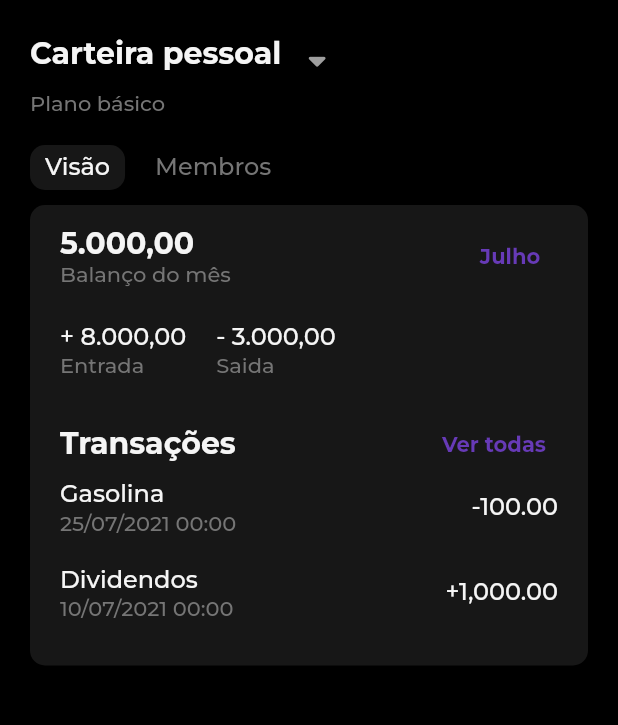
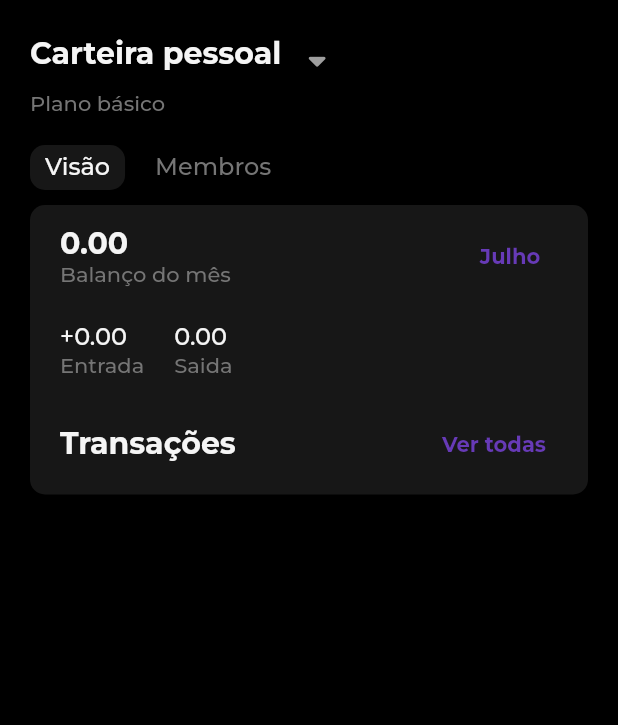
Before and after one commit to LucasPitol/waste, a Flutter app: the HomeComponent widget shown alone on an empty page, opened directly, on a phone screen of 412 x 824 dp, the part 62-787 px from its top. Run offline on Flutter 3.47's test engine with Material 2 defaults, Android fonts, the phone set to English and light mode, and no system bars; our stand-ins replace cloud_firestore, currency_text_input_formatter, firebase_core, flutter_masked_text, flutter_multi_formatter, flutter_phoenix and 7 more; accounts and stored records are empty.

Commit message:
Visualiza transações na home

```diff
--- a/meudin_app/lib/db/transaction_dao.dart
+++ b/meudin_app/lib/db/transaction_dao.dart
@@ -2,6 +2,7 @@ import 'package:cloud_firestore/cloud_firestore.dart';
 import 'package:meudin_app/models/forms/new_revenue_form.dart';
 import 'package:meudin_app/models/forms/new_waste_form.dart';
 import 'package:meudin_app/models/smart_error.dart';
+import 'package:meudin_app/models/transaction.dart';
 import 'package:meudin_app/services/smart_error_service.dart';
 import 'package:meudin_app/utils/utils.dart';
 
@@ -13,6 +14,28 @@ class TransactionDao {
 
   TransactionDao() {
     _smartErrorService = SmartErrorService();
+  }
+
+  Future<List<TransactionModel>> getTransactionsByWalletIdAndDateInterval(
+      String walletId, DateTime startDate, DateTime endDate) async {
+    List<TransactionModel> transactions = [];
+
+    var snapShot = await dbReference
+        .collection(_transactionCollectionName)
+        .where('walletId', isEqualTo: walletId)
+        .where('transactionDate', isGreaterThanOrEqualTo: startDate)
+        .where('transactionDate', isLessThanOrEqualTo: endDate)
+        .get();
+
+    for (var item in snapShot.docs) {
+      TransactionModel transaction = TransactionModel(item);
+
+      transactions.add(transaction);
+    }
+
+    transactions.sort((a, b) => b.transactionDate.compareTo(a.transactionDate));
+
+    return transactions;
   }
 
   Future<String> saveNewWaste(NewWasteForm form) async {
--- a/meudin_app/lib/main_component.dart
+++ b/meudin_app/lib/main_component.dart
@@ -13,8 +13,6 @@ class MainComponent extends StatefulWidget {
 }
 
 GlobalKey<HomeComponentState> homeComponentGlobalKey = GlobalKey();
-// GlobalKey<SpendsComponentState> spendsComponentGlobalKey = GlobalKey();
-// GlobalKey<ProfitsComponentState> profitsComponentGlobalKey = GlobalKey();
 // GlobalKey<OverviewComponentState> overviewComponentGlobalKey = GlobalKey();
 
 class _MainComponentState extends State<MainComponent> {
--- /dev/null
+++ b/meudin_app/lib/models/transaction.dart
@@ -0,0 +1,31 @@
+import 'package:cloud_firestore/cloud_firestore.dart';
+
+import 'abstract_model.dart';
+
+class TransactionModel extends AbstractModel {
+  late double amount;
+  late String? categoryId;
+  late String reason;
+  late DateTime transactionDate;
+  late String type;
+  late String userId;
+  late String walletId;
+
+  TransactionModel(DocumentSnapshot doc) {
+    Map<String, dynamic> objMapp = doc.data() as Map<String, dynamic>;
+
+    Timestamp creationDateTimestamp = objMapp['creationDate'];
+    Timestamp transactionDateTimestamp = objMapp['transactionDate'];
+
+    id = doc.id;
+    amount = double.parse(objMapp['amount'].toString());
+
+    categoryId = objMapp['categoryId'];
+    reason = objMapp['reason'];
+    type = objMapp['type'];
+    userId = objMapp['userId'];
+    walletId = objMapp['walletId'];
+    transactionDate = transactionDateTimestamp.toDate();
+    creationDate = creationDateTimestamp.toDate();
+  }
+}
--- a/meudin_app/lib/pages/home/home_component.dart
+++ b/meudin_app/lib/pages/home/home_component.dart
@@ -1,9 +1,11 @@
 import 'package:font_awesome_flutter/font_awesome_flutter.dart';
+import 'package:meudin_app/models/dtos/response_dto.dart';
 import 'package:meudin_app/models/dtos/tab_selector_dto.dart';
 import 'package:meudin_app/models/dtos/transaction_dto.dart';
 import 'package:meudin_app/models/wallet.dart';
 import 'package:meudin_app/pages/shared/info_bottom_sheet_widget.dart';
 import 'package:meudin_app/pages/shared/loading_widget.dart';
+import 'package:meudin_app/services/transaction_service.dart';
 import 'package:meudin_app/services/user_service.dart';
 import 'package:meudin_app/utils/constants.dart';
 import 'package:meudin_app/utils/styles.dart';
@@ -29,15 +31,23 @@ class HomeComponentState extends State<HomeComponent> {
   User? _user;
   late Wallet _currentWallet;
   late UserService _userService;
+  late TransactionService _transactionService;
+
+  double _monthRevenue = 0.0;
+  double _monthSpends = 0.0;
+  double _monthBalance = 0.0;
 
   late bool _loading;
   late List<TabSelector> _tabs;
   late int _tabSelected;
   late List<TransactionDto> transactionDtoList;
   late List<TransactionDto> _twoFirstTransactionDtoList;
+  late DateTime startDate;
+  late DateTime endDate;
 
   HomeComponentState() {
     _user = UserService.currentUser;
+    _transactionService = TransactionService();
     _currentWallet = _user!.walletList
         .singleWhere((element) => element.id == _user!.currentWalletId);
     _userService = UserService();
@@ -52,14 +62,30 @@ class HomeComponentState extends State<HomeComponent> {
   void initState() {
     super.initState();
     updateAppBar();
+    _fillStandardDate();
     _fillTabOptions();
     updatePageData();
   }
 
+  _fillStandardDate() {
+    DateTime now = DateTime.now();
+    startDate = DateTime(now.year, now.month, 1);
+    endDate = now.add(const Duration(days: 2));
+  }
+
   updatePageData() async {
+    setState(() {
+      _loading = true;
+    });
+
     await _updateUserWallets();
 
     await _updateTransactionList();
+    // await _updateMembersList();
+
+    setState(() {
+      _loading = false;
+    });
   }
 
   _updateUserWallets() async {
@@ -75,31 +101,39 @@ class HomeComponentState extends State<HomeComponent> {
     });
   }
 
-  _updateTransactionList() {
-    transactionDtoList = [
-      TransactionDto(
-        amount: -100,
-        reason: 'Gasolina',
-        transactionDate: DateTime(2021, 07, 25),
-      ),
-      TransactionDto(
-        amount: 1000,
-        reason: 'Dividendos',
-        transactionDate: DateTime(2021, 07, 10),
-      ),
-      TransactionDto(
-        amount: 4000,
-        reason: 'Salário',
-        transactionDate: DateTime(2021, 07, 5),
-      ),
-      TransactionDto(
-        amount: -2900,
-        reason: 'Aluguel',
-        transactionDate: DateTime(2021, 07, 2),
-      ),
-    ];
+  _updateTransactionList() async {
+    String walletId = _currentWallet.id;
 
-    _twoFirstTransactionDtoList = transactionDtoList.take(2).toList();
+    ResponseDto res = await _transactionService.getTransactionDtoList(
+        walletId, startDate, endDate);
+
+    if (res.success) {
+      transactionDtoList = res.data;
+
+      double totalAmount = 0;
+      double totalRevenue = 0;
+      double totalSpend = 0;
+
+      for (var element in transactionDtoList) {
+        double amount = element.amount!;
+
+        if (amount > 0) {
+          totalRevenue = totalRevenue + amount;
+        } else {
+          totalSpend = totalSpend + amount;
+        }
+      }
+
+      totalAmount = (totalRevenue + totalSpend);
+
+      _monthRevenue = totalRevenue;
+      _monthSpends = totalSpend;
+      _monthBalance = totalAmount;
+
+      _twoFirstTransactionDtoList = transactionDtoList.take(2).toList();
+    } else {
+      // exibir aviso
+    }
   }
 
   _fillTabOptions() {
@@ -333,7 +367,7 @@ class HomeComponentState extends State<HomeComponent> {
                     crossAxisAlignment: CrossAxisAlignment.start,
                     children: [
                       Text(
-                        '5.000,00',
+                        Utils.getAmountFormated(_monthBalance),
                         style: Styles.montTextTitle,
                       ),
                       Text(
@@ -369,7 +403,7 @@ class HomeComponentState extends State<HomeComponent> {
                     crossAxisAlignment: CrossAxisAlignment.start,
                     children: [
                       Text(
-                        '+ 8.000,00',
+                        '+' + Utils.getAmountFormated(_monthRevenue),
                         style: Styles.montText,
                       ),
                       Text(
@@ -388,7 +422,7 @@ class HomeComponentState extends State<HomeComponent> {
                     crossAxisAlignment: CrossAxisAlignment.start,
                     children: [
                       Text(
-                        '- 3.000,00',
+                        Utils.getAmountFormated(_monthSpends),
                         style: Styles.montText,
                       ),
                       Text(
--- a/meudin_app/lib/services/transaction_service.dart
+++ b/meudin_app/lib/services/transaction_service.dart
@@ -1,13 +1,41 @@
 import 'package:meudin_app/db/transaction_dao.dart';
 import 'package:meudin_app/models/dtos/response_dto.dart';
+import 'package:meudin_app/models/dtos/transaction_dto.dart';
 import 'package:meudin_app/models/forms/new_revenue_form.dart';
 import 'package:meudin_app/models/forms/new_waste_form.dart';
+import 'package:meudin_app/models/transaction.dart';
 
 class TransactionService {
   late TransactionDao _transactionDao;
 
   TransactionService() {
     _transactionDao = TransactionDao();
+  }
+
+  Future<ResponseDto> getTransactionDtoList(
+      String walletId, DateTime startDate, DateTime endDate) async {
+    ResponseDto res = ResponseDto();
+    List<TransactionDto> transactionDtoList = <TransactionDto>[];
+
+    List<TransactionModel> transactions = await _transactionDao
+        .getTransactionsByWalletIdAndDateInterval(walletId, startDate, endDate);
+
+    for (var element in transactions) {
+      TransactionDto transactionDto = TransactionDto();
+
+      transactionDto.amount = element.amount;
+      transactionDto.categoryId = element.categoryId;
+      transactionDto.reason = element.reason;
+      transactionDto.transactionDate = element.transactionDate;
+      transactionDto.transactionId = element.id;
+
+      transactionDtoList.add(transactionDto);
+    }
+
+    res.data = transactionDtoList;
+    res.success = true;
+
+    return res;
   }
 
   Future<ResponseDto> saveNewRevenue(NewRevenueForm form) async {
--- a/meudin_app/lib/utils/utils.dart
+++ b/meudin_app/lib/utils/utils.dart
@@ -54,7 +54,8 @@ class Utils {
 
     var batch = dbReference.batch();
 
-    var docRef1 = dbReference.collection(spendingCategoriesCollectionName).doc();
+    var docRef1 =
+        dbReference.collection(spendingCategoriesCollectionName).doc();
 
     String id1 = docRef1.id;
 
@@ -64,7 +65,8 @@ class Utils {
       'value': 'internet',
     });
 
-    var docRef2 = dbReference.collection(spendingCategoriesCollectionName).doc();
+    var docRef2 =
+        dbReference.collection(spendingCategoriesCollectionName).doc();
 
     String id2 = docRef2.id;
 
@@ -74,7 +76,8 @@ class Utils {
       'value': 'vehicle',
     });
 
-    var docRef3 = dbReference.collection(spendingCategoriesCollectionName).doc();
+    var docRef3 =
+        dbReference.collection(spendingCategoriesCollectionName).doc();
 
     String id3 = docRef3.id;
 
@@ -86,4 +89,8 @@ class Utils {
 
     await batch.commit();
   }
+
+  static String getAmountFormated(double amount) {
+    return toCurrencyString(amount.toString());
+  }
 }
```
